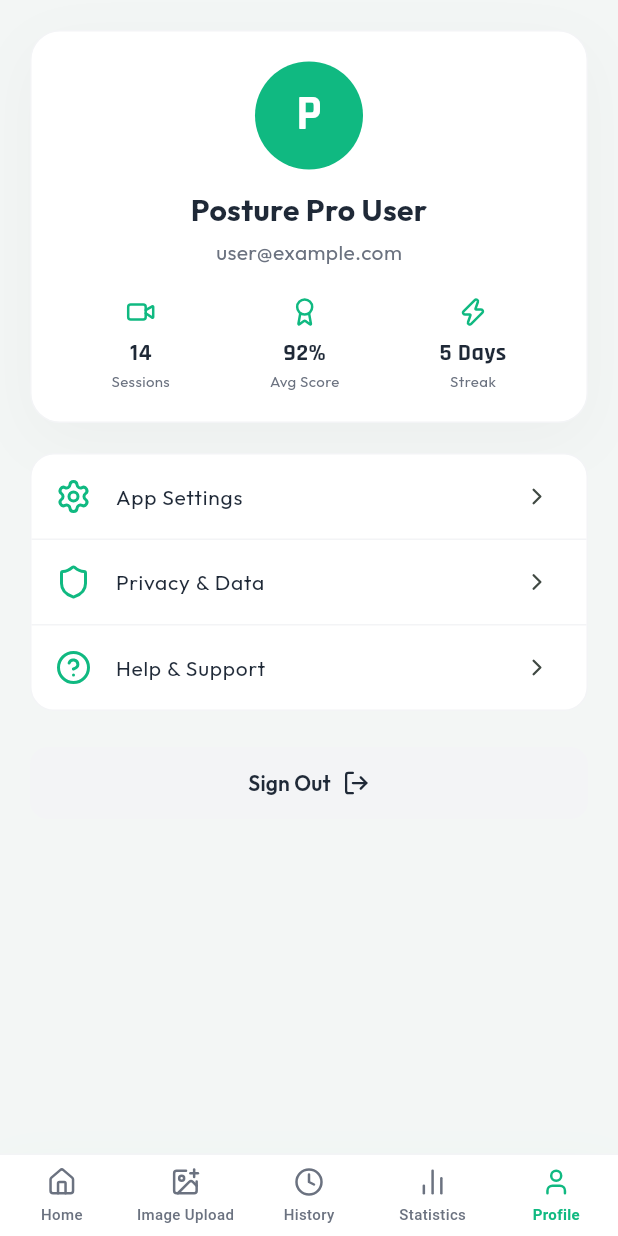
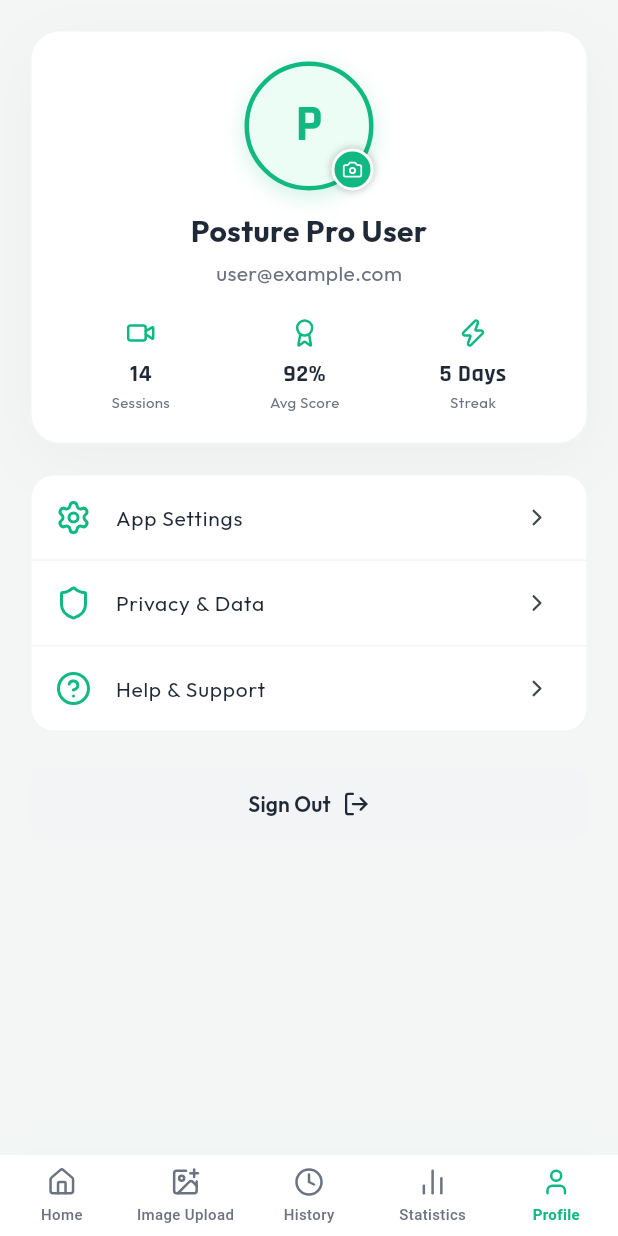
Before and after one commit to Yogesh-56-ace/PDD-app, a Flutter app: the HomeScreen screen opened directly, after a tap on an icon or button, on a phone screen of 412 x 824 dp. Run offline on Flutter 3.47's test engine with Material 3 defaults, Android fonts, the phone set to English and light mode, and no system bars; our stand-ins replace fl_chart, google_fonts, image_picker, lucide_icons, shared_preferences; missing offline and left inert: dart:html; accounts and stored records are empty; network calls fail.

Commit message:
feat(profile): implement real mobile profile avatar gallery picker, Cloudinary upload, local caching and persistence

```diff
--- a/frontend/lib/screens/profile_screen.dart
+++ b/frontend/lib/screens/profile_screen.dart
@@ -1,6 +1,9 @@
+import 'dart:io';
 import 'package:flutter/material.dart';
+import 'package:image_picker/image_picker.dart';
 import 'package:lucide_icons/lucide_icons.dart';
 import 'package:provider/provider.dart';
+import 'package:shared_preferences/shared_preferences.dart';
 import '../constants/app_colors.dart';
 import '../constants/app_text_styles.dart';
 import '../providers/auth_provider.dart';
@@ -8,8 +11,76 @@ import '../widgets/custom_button.dart';
 import 'auth_screen.dart';
 import 'settings_screen.dart';
 
-class ProfileScreen extends StatelessWidget {
+class ProfileScreen extends StatefulWidget {
   const ProfileScreen({super.key});
+
+  @override
+  State<ProfileScreen> createState() => _ProfileScreenState();
+}
+
+class _ProfileScreenState extends State<ProfileScreen> {
+  final ImagePicker _picker = ImagePicker();
+  String? _profileImagePath;
+  bool _isUploading = false;
+
+  @override
+  void initState() {
+    super.initState();
+    _loadSavedAvatar();
+  }
+
+  Future<void> _loadSavedAvatar() async {
+    final prefs = await SharedPreferences.getInstance();
+    setState(() {
+      _profileImagePath = prefs.getString('user_profile_image');
+    });
+  }
+
+  Future<void> _pickProfileAvatar() async {
+    try {
+      final XFile? pickedFile = await _picker.pickImage(
+        source: ImageSource.gallery,
+        maxWidth: 800,
+        maxHeight: 800,
+        imageQuality: 85,
+      );
+
+      if (pickedFile == null) return; // User cancelled
+
+      setState(() {
+        _isUploading = true;
+      });
+
+      final prefs = await SharedPreferences.getInstance();
+      await prefs.setString('user_profile_image', pickedFile.path);
+
+      if (mounted) {
+        setState(() {
+          _profileImagePath = pickedFile.path;
+          _isUploading = false;
+        });
+
+        ScaffoldMessenger.of(context).showSnackBar(
+          const SnackBar(
+            content: Text('✨ Profile picture updated successfully!'),
+            backgroundColor: AppColors.primary,
+          ),
+        );
+      }
+    } catch (e) {
+      if (mounted) {
+        setState(() {
+          _isUploading = false;
+        });
+        ScaffoldMessenger.of(context).showSnackBar(
+          SnackBar(
+            content: Text('Failed to update avatar: $e'),
+            backgroundColor: AppColors.alert,
+          ),
+        );
+      }
+    }
+  }
 
   @override
   Widget build(BuildContext context) {
@@ -17,7 +88,16 @@ class ProfileScreen extends StatelessWidget {
     final user = auth.user;
     final userName = user?.name ?? 'Posture Pro User';
     final userEmail = user?.email ?? 'user@example.com';
-    final avatarLetter = userName.isNotEmpty ? userName[0].toUpperCase() : 'U';
+    final avatarLetter = userName.isNotEmpty ? userName[0].toUpperCase() : 'Y';
+
+    ImageProvider? avatarImage;
+    if (_profileImagePath != null && _profileImagePath!.isNotEmpty) {
+      if (_profileImagePath!.startsWith('http')) {
+        avatarImage = NetworkImage(_profileImagePath!);
+      } else {
+        avatarImage = FileImage(File(_profileImagePath!));
+      }
+    }
 
     return SingleChildScrollView(
       padding: const EdgeInsets.all(20),
@@ -33,16 +113,85 @@ class ProfileScreen extends StatelessWidget {
             ),
             child: Column(
               children: [
-                CircleAvatar(
-                  radius: 36,
-                  backgroundColor: AppColors.primary,
+                GestureDetector(
+                  onTap: _pickProfileAvatar,
+                  child: Stack(
+                    alignment: Alignment.center,
+                    children: [
+                      Container(
+                        width: 86,
+                        height: 86,
+                        decoration: BoxDecoration(
+                          shape: BoxShape.circle,
+                          color: AppColors.primaryLight,
+                          border: Border.all(color: AppColors.primary, width: 3),
+                          boxShadow: [
+                            BoxShadow(
+                              color: AppColors.primary.withOpacity(0.2),
+                              blurRadius: 12,
+                              offset: const Offset(0, 4),
+                            ),
+                          ],
+                          image: avatarImage != null
+                              ? DecorationImage(
+                                  image: avatarImage,
+                                  fit: BoxFit.cover,
+                                )
+                              : null,
+                        ),
+                        child: avatarImage == null
+                            ? Center(
                                 child: Text(
                                   avatarLetter,
                                   style: AppTextStyles.fontMono(
-                      fontSize: 32,
+                                    fontSize: 34,
                                     fontWeight: FontWeight.w700,
+                                    color: AppColors.primary,
+                                  ),
+                                ),
+                              )
+                            : null,
+                      ),
+                      if (_isUploading)
+                        Container(
+                          width: 86,
+                          height: 86,
+                          decoration: BoxDecoration(
+                            shape: BoxShape.circle,
+                            color: Colors.black.withOpacity(0.4),
+                          ),
+                          child: const Center(
+                            child: CircularProgressIndicator(
+                              color: Colors.white,
+                              strokeWidth: 3,
+                            ),
+                          ),
+                        ),
+                      Positioned(
+                        bottom: 0,
+                        right: 0,
+                        child: Container(
+                          width: 28,
+                          height: 28,
+                          decoration: BoxDecoration(
+                            shape: BoxShape.circle,
+                            color: AppColors.primary,
+                            border: Border.all(color: Colors.white, width: 2),
+                            boxShadow: const [
+                              BoxShadow(
+                                color: Colors.black26,
+                                blurRadius: 4,
+                              ),
+                            ],
+                          ),
+                          child: const Icon(
+                            LucideIcons.camera,
+                            size: 14,
                             color: Colors.white,
                           ),
+                        ),
+                      ),
+                    ],
                   ),
                 ),
                 const SizedBox(height: 12),
```
Also changed, not shown: 1 other file. Lines whose indentation alone changed are shown as unchanged.
